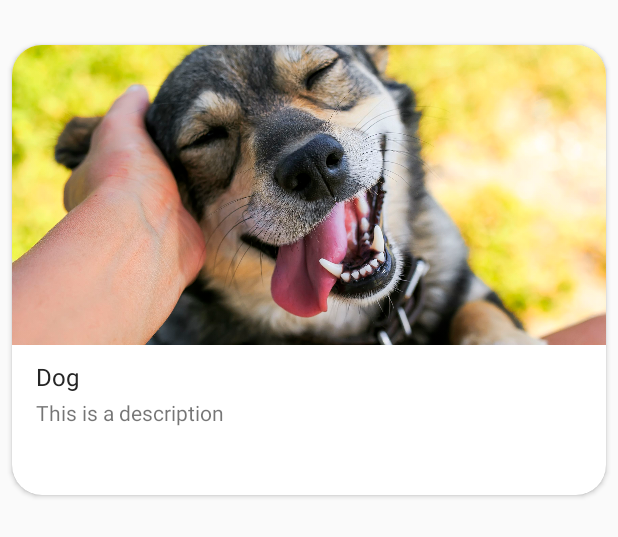
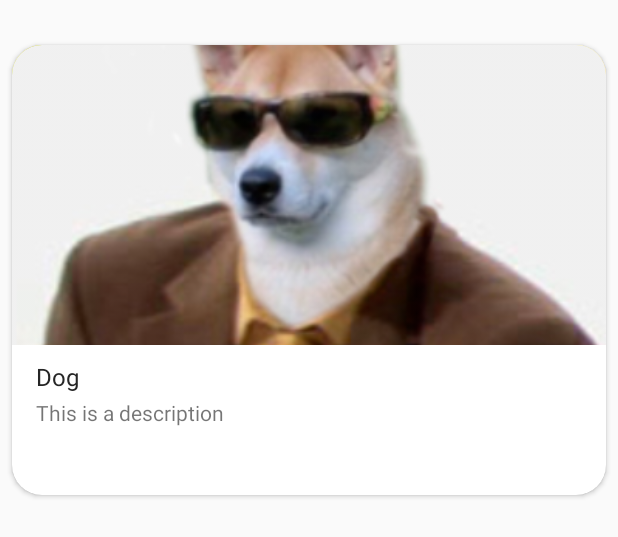
Before and after one commit to Vaannelies/Fune, an Android app: the layout card.xml on its own in the app's theme, with its tools: preview values and no code run, on a phone screen of 412 x 824 dp. Shown: the top 537 px of the screen. Run offline under Robolectric (Android 15) with nearby library versions, the phone set to English and light mode, and no system bars.

Commit message:
andere hond

```diff
--- a/app/build.gradle
+++ b/app/build.gradle
@@ -37,4 +37,6 @@ dependencies {
     implementation 'com.google.android.gms:play-services-location:17.0.0'
     implementation 'com.android.volley:volley:1.1.1'
     implementation 'org.json:json:20090211'
+    implementation 'com.google.android.gms:play-services:7.3.0'
+
 }
--- a/app/src/main/res/layout/card.xml
+++ b/app/src/main/res/layout/card.xml
@@ -50,6 +50,13 @@
                 android:layout_width="wrap_content"
                 android:layout_height="wrap_content"/>
 
+            <ImageView
+                android:src="@drawable/cooldog"
+                android:scaleType="centerCrop"
+                android:layout_width="match_parent"
+                android:layout_height="200dp"
+                />
+
         </RelativeLayout>
 
     </androidx.cardview.widget.CardView>
```
Also changed, not shown: app/src/main/java/nl/hr/annelies/fune/HomeActivity.java (+8 -92 lines).
